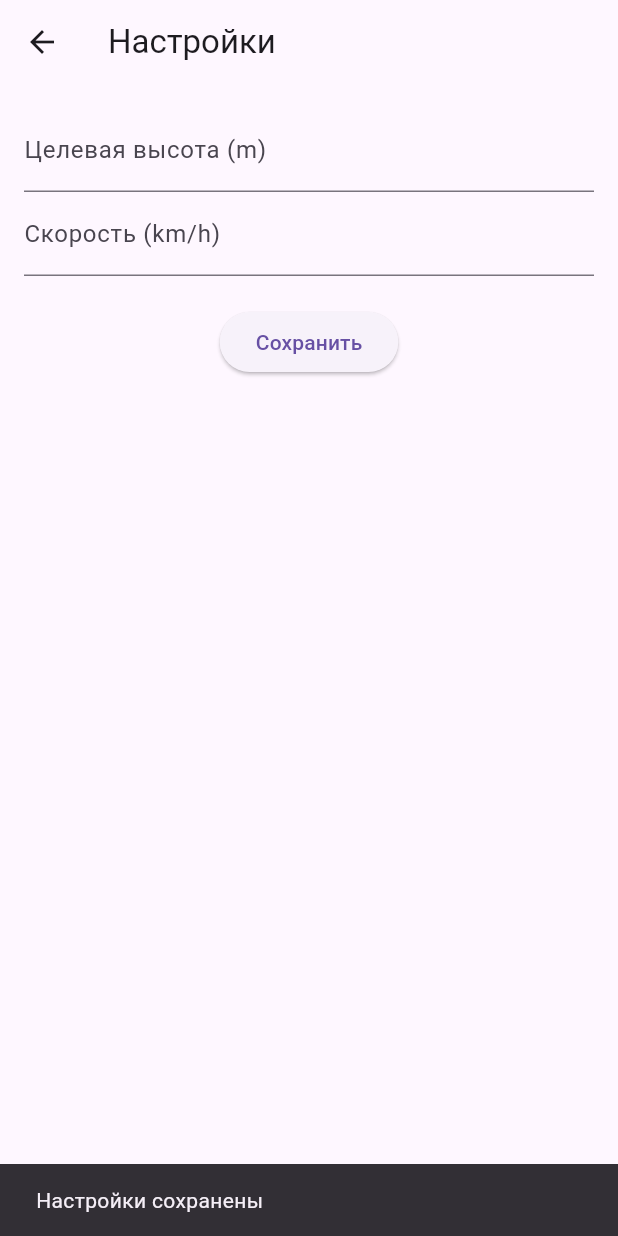
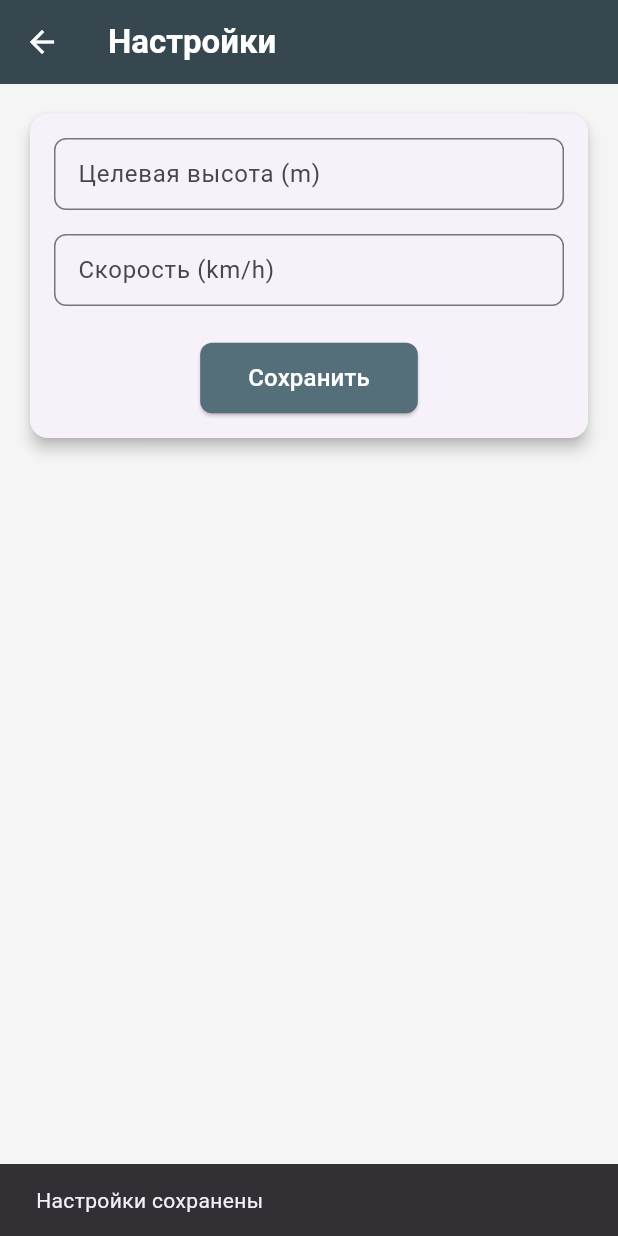
Before and after one commit to Salahad-9937/avio_control, a Flutter app: the SettingsScreen screen opened directly, after a tap on "Сохранить", on a phone screen of 412 x 824 dp. Run offline on Flutter 3.47's test engine with Material 3 defaults, Android fonts, the phone set to English and light mode, and no system bars; network calls fail.

Commit message:
нормальный интерфейс

```diff
--- a/lib/data/api/api_service.dart
+++ b/lib/data/api/api_service.dart
@@ -4,7 +4,7 @@ import 'dart:async';
 
 class ApiService {
   static const String baseUrl = 'http://192.168.4.1';
-  static const int timeoutSeconds = 3;
+  static const int timeoutSeconds = 2;
 
   Future<Map<String, dynamic>> fetchPressure() async {
     try {
--- a/lib/main.dart
+++ b/lib/main.dart
@@ -14,6 +14,7 @@ class MyApp extends StatelessWidget {
       title: 'Avio Control',
       theme: ThemeData(primarySwatch: Colors.blue),
       home: const HomeScreen(),
+      debugShowCheckedModeBanner: false,
     );
   }
 }
--- a/lib/presentation/screens/home_screen.dart
+++ b/lib/presentation/screens/home_screen.dart
@@ -1,6 +1,6 @@
 import 'package:flutter/material.dart';
 import 'package:provider/provider.dart';
-import '../../providers/avio_provider.dart';
+import 'package:avio/providers/avio_provider.dart';
 import 'settings_screen.dart';
 
 class HomeScreen extends StatelessWidget {
@@ -11,10 +11,19 @@ class HomeScreen extends StatelessWidget {
     return ChangeNotifierProvider(
       create: (_) => AvioProvider(),
       child: Scaffold(
+        backgroundColor: Colors.grey[100],
         appBar: AppBar(
-          title: const Text('Avio Control'),
+          title: const Text(
+            'Avio Control',
+            style: TextStyle(fontWeight: FontWeight.w600),
+          ),
+          backgroundColor: Colors.blueGrey[800],
+          foregroundColor: Colors.white,
           actions: [
-            IconButton(
+            Consumer<AvioProvider>(
+              builder: (context, provider, child) {
+                return provider.isConnected
+                    ? IconButton(
                         icon: const Icon(Icons.settings),
                         onPressed: () {
                           Navigator.push(
@@ -22,27 +31,23 @@ class HomeScreen extends StatelessWidget {
                             MaterialPageRoute(builder: (_) => const SettingsScreen()),
                           );
                         },
+                      )
+                    : const SizedBox.shrink();
+              },
             ),
           ],
         ),
         body: Consumer<AvioProvider>(
           builder: (context, provider, child) {
             return Center(
-              child: Column(
-                mainAxisAlignment: MainAxisAlignment.center,
-                children: [
-                  Text(
-                    provider.pressure.isEmpty
-                        ? 'Подключитесь к ESP8266 (отключите мобильные данные)'
-                        : 'Высота: ${provider.pressure} hPa',
-                    style: const TextStyle(fontSize: 20),
+              child: Padding(
+                padding: const EdgeInsets.all(16.0),
+                child: AnimatedSwitcher(
+                  duration: const Duration(milliseconds: 300),
+                  child: provider.isConnected && provider.pressure.isNotEmpty
+                      ? _buildPressureCard(provider.pressure)
+                      : _buildInfoCard(provider.errorMessage),
                 ),
-                  const SizedBox(height: 20),
-                  ElevatedButton(
-                    onPressed: () => provider.refreshPressure(),
-                    child: const Text('Обновить сейчас'),
-                  ),
-                ],
               ),
             );
           },
@@ -50,4 +55,63 @@ class HomeScreen extends StatelessWidget {
       ),
     );
   }
+
+  Widget _buildPressureCard(String pressure) {
+    return Card(
+      elevation: 4,
+      shape: RoundedRectangleBorder(borderRadius: BorderRadius.circular(12)),
+      child: Padding(
+        padding: const EdgeInsets.all(24.0),
+        child: Column(
+          mainAxisSize: MainAxisSize.min,
+          children: [
+            const Icon(
+              Icons.height_rounded,
+              size: 48,
+              color: Colors.blueGrey,
+            ),
+            const SizedBox(height: 16),
+            Text(
+              'Давление: $pressure hPa',
+              style: const TextStyle(
+                fontSize: 24,
+                fontWeight: FontWeight.bold,
+                color: Colors.blueGrey,
+              ),
+            ),
+          ],
+        ),
+      ),
+    );
   }
+
+  Widget _buildInfoCard(String message) {
+    return Card(
+      elevation: 4,
+      shape: RoundedRectangleBorder(borderRadius: BorderRadius.circular(12)),
+      child: Padding(
+        padding: const EdgeInsets.all(24.0),
+        child: Column(
+          mainAxisSize: MainAxisSize.min,
+          children: [
+            const Icon(
+              Icons.wifi_off_rounded,
+              size: 48,
+              color: Colors.blueGrey,
+            ),
+            const SizedBox(height: 16),
+            Text(
+              message.isEmpty ? 'Подключитесь к Wi-Fi сети ESP8266' : message,
+              style: const TextStyle(
+                fontSize: 18,
+                color: Colors.blueGrey,
+                height: 1.5,
+              ),
+              textAlign: TextAlign.center,
+            ),
+          ],
+        ),
+      ),
+    );
+  }
+}
--- a/lib/presentation/screens/settings_screen.dart
+++ b/lib/presentation/screens/settings_screen.dart
@@ -1,4 +1,6 @@
 import 'package:flutter/material.dart';
+import 'package:provider/provider.dart';
+import '../../providers/avio_provider.dart';
 
 class SettingsScreen extends StatefulWidget {
   const SettingsScreen({super.key});
@@ -14,13 +16,33 @@ class SettingsScreenState extends State<SettingsScreen> {
   @override
   Widget build(BuildContext context) {
     return Scaffold(
-      appBar: AppBar(title: const Text('Настройки')),
+      backgroundColor: Colors.grey[100],
+      appBar: AppBar(
+        title: const Text(
+          'Настройки',
+          style: TextStyle(fontWeight: FontWeight.w600),
+        ),
+        backgroundColor: Colors.blueGrey[800],
+        foregroundColor: Colors.white,
+      ),
       body: Padding(
         padding: const EdgeInsets.all(16.0),
+        child: Card(
+          elevation: 4,
+          shape: RoundedRectangleBorder(borderRadius: BorderRadius.circular(12)),
+          child: Padding(
+            padding: const EdgeInsets.all(16.0),
             child: Column(
+              mainAxisSize: MainAxisSize.min,
               children: [
                 TextField(
-              decoration: const InputDecoration(labelText: 'Целевая высота (m)'),
+                  decoration: InputDecoration(
+                    labelText: 'Целевая высота (m)',
+                    border: OutlineInputBorder(
+                      borderRadius: BorderRadius.circular(8),
+                    ),
+                    contentPadding: const EdgeInsets.symmetric(horizontal: 12, vertical: 8),
+                  ),
                   keyboardType: TextInputType.number,
                   onChanged: (value) {
                     setState(() {
@@ -28,8 +50,15 @@ class SettingsScreenState extends State<SettingsScreen> {
                     });
                   },
                 ),
+                const SizedBox(height: 16),
                 TextField(
-              decoration: const InputDecoration(labelText: 'Скорость (km/h)'),
+                  decoration: InputDecoration(
+                    labelText: 'Скорость (km/h)',
+                    border: OutlineInputBorder(
+                      borderRadius: BorderRadius.circular(8),
+                    ),
+                    contentPadding: const EdgeInsets.symmetric(horizontal: 12, vertical: 8),
+                  ),
                   keyboardType: TextInputType.number,
                   onChanged: (value) {
                     setState(() {
@@ -37,17 +66,29 @@ class SettingsScreenState extends State<SettingsScreen> {
                     });
                   },
                 ),
-            const SizedBox(height: 20),
+                const SizedBox(height: 24),
                 ElevatedButton(
                   onPressed: () {
-                // Здесь можно отправить настройки на ESP (будет реализовано позже)
                     ScaffoldMessenger.of(context).showSnackBar(
                       const SnackBar(content: Text('Настройки сохранены')),
                     );
                   },
-              child: const Text('Сохранить'),
+                  style: ElevatedButton.styleFrom(
+                    backgroundColor: Colors.blueGrey[600],
+                    foregroundColor: Colors.white,
+                    padding: const EdgeInsets.symmetric(horizontal: 32, vertical: 12),
+                    shape: RoundedRectangleBorder(
+                      borderRadius: BorderRadius.circular(8),
+                    ),
+                  ),
+                  child: const Text(
+                    'Сохранить',
+                    style: TextStyle(fontSize: 16),
+                  ),
                 ),
               ],
+            ),
+          ),
         ),
       ),
     );
--- a/lib/providers/avio_provider.dart
+++ b/lib/providers/avio_provider.dart
@@ -1,46 +1,73 @@
 import 'dart:async';
-
 import 'package:flutter/material.dart';
 import 'package:avio/domain/usecases/get_pressure_use_case.dart';
 import 'package:avio/data/repositories/avio_repository_impl.dart';
+import 'package:http/http.dart' as http;
 
 class AvioProvider extends ChangeNotifier {
   String _pressure = '';
+  String _errorMessage = '';
+  bool _isConnected = false;
   late GetPressureUseCase _getPressureUseCase;
+  Timer? _timer;
 
   AvioProvider() {
     _getPressureUseCase = GetPressureUseCase(AvioRepositoryImpl());
+    _checkConnectivity();
     _startAutoUpdate();
   }
 
   String get pressure => _pressure;
+  String get errorMessage => _errorMessage;
+  bool get isConnected => _isConnected;
 
   void _startAutoUpdate() {
-    Timer.periodic(const Duration(seconds: 1), (timer) {
-      _fetchPressure();
+    _timer = Timer.periodic(const Duration(seconds: 1), (timer) {
+      if (_isConnected) {
+        _fetchPressure();
+      } else {
+        _checkConnectivity();
+      }
     });
+  }
+
+  Future<void> _checkConnectivity() async {
+    try {
+      final response = await http.get(Uri.parse('http://192.168.4.1/data')).timeout(const Duration(seconds: 2));
+      _isConnected = response.statusCode == 200;
+      if (!_isConnected) {
+        _errorMessage = 'Подключитесь к Wi-Fi сети ESP8266 и проверьте доступность устройства';
+        _pressure = '';
+        notifyListeners();
+      } else if (_pressure.isEmpty) {
+        _fetchPressure(); // Запрашиваем давление сразу после подключения
+      }
+    } catch (e) {
+      _isConnected = false;
+      _errorMessage = 'Подключитесь к Wi-Fi сети ESP8266 и проверьте доступность устройства';
+      _pressure = '';
+      notifyListeners();
+    }
   }
 
   Future<void> _fetchPressure() async {
     try {
       final pressureValue = await _getPressureUseCase.execute();
-      if (_pressure != pressureValue.toString()) {
-        _pressure = pressureValue.toString();
-        notifyListeners();
-      }
+      _pressure = pressureValue.toStringAsFixed(2);
+      _errorMessage = '';
+      _isConnected = true;
+      notifyListeners();
     } catch (e) {
-      _pressure = 'Ошибка: $e';
+      _isConnected = false;
+      _errorMessage = 'Подключитесь к Wi-Fi сети ESP8266 и проверьте доступность устройства';
+      _pressure = '';
       notifyListeners();
     }
   }
 
-  void refreshPressure() {
-    _fetchPressure();
-  }
-
   @override
   void dispose() {
-    // Таймер не останавливаем здесь, т.к. он управляется вручную
+    _timer?.cancel();
     super.dispose();
   }
 }
```
Lines whose indentation alone changed are shown as unchanged.
